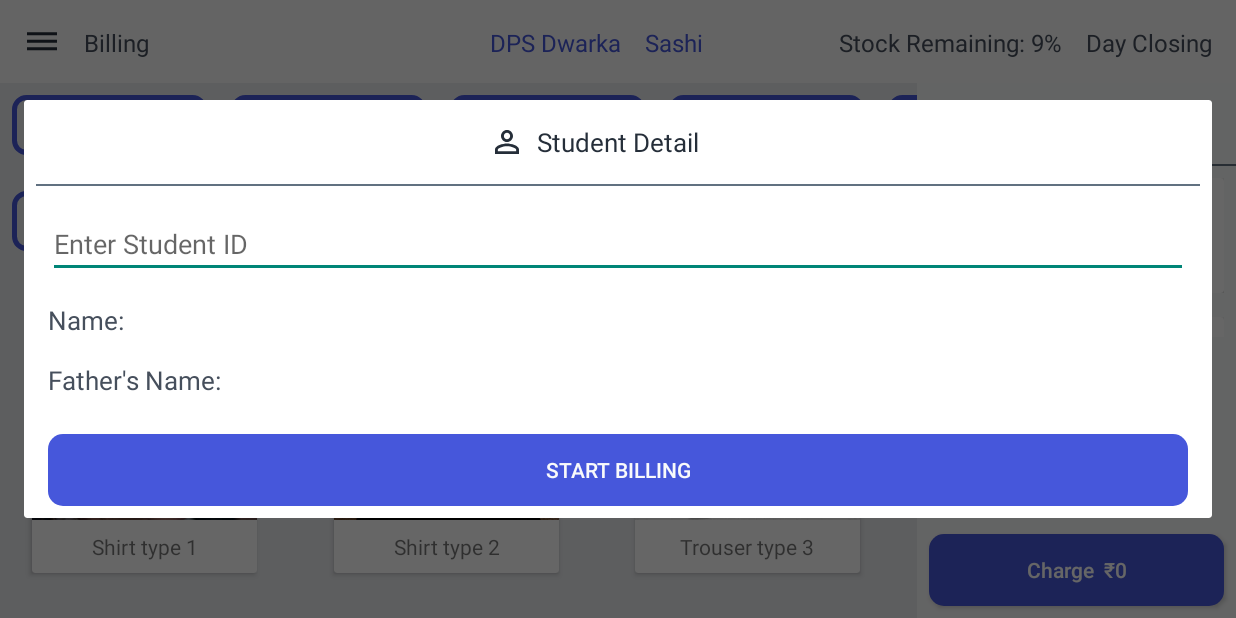
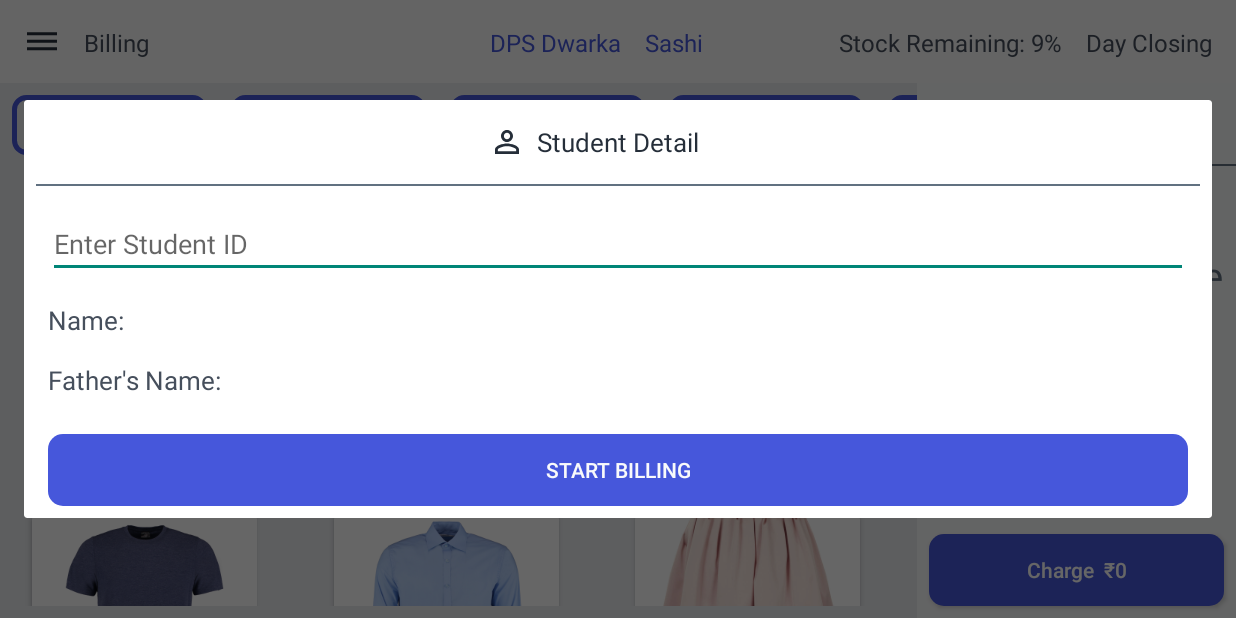
Before and after one commit to 101Loop/Uniform-POS, an Android app: the screen it shows after launch (PosActivity), in the side drawer, after a tap on "Billing", on a phone screen of 824 x 412 dp (held sideways). Run offline under Robolectric (Android 15) with nearby library versions, the phone set to English and light mode, and no system bars; our stand-ins replace Room's generated code; Roboto replaces fonts that are not available here.

Commit message:
Made POS Dynamic

```diff
--- a/app/build.gradle
+++ b/app/build.gradle
@@ -15,6 +15,10 @@
             minifyEnabled false
             proguardFiles getDefaultProguardFile('proguard-android-optimize.txt'), 'proguard-rules.pro'
         }
+    }
+    compileOptions {
+        sourceCompatibility = '1.8'
+        targetCompatibility = '1.8'
     }
 }
 
--- a/app/src/main/java/com/tapatuniforms/pos/MainActivity.java
+++ b/app/src/main/java/com/tapatuniforms/pos/MainActivity.java
@@ -6,6 +6,7 @@
 import androidx.appcompat.app.AppCompatActivity;
 
 import com.tapatuniforms.pos.activity.DayClosingActivity;
+import com.tapatuniforms.pos.activity.LoginActivity;
 import com.tapatuniforms.pos.activity.PosActivity;
 
 public class MainActivity extends AppCompatActivity {
@@ -15,7 +16,7 @@
         super.onCreate(savedInstanceState);
         setContentView(R.layout.activity_main);
 
-        startActivity(new Intent(this, PosActivity.class));
+        startActivity(new Intent(this, LoginActivity.class));
         finish();
     }
 }
--- a/app/src/main/java/com/tapatuniforms/pos/adapter/CartAdapter.java
+++ b/app/src/main/java/com/tapatuniforms/pos/adapter/CartAdapter.java
@@ -8,6 +8,7 @@
 import com.tapatuniforms.pos.R;
 import com.tapatuniforms.pos.model.CartItem;
 
+import java.text.DecimalFormat;
 import java.util.ArrayList;
 
 import androidx.annotation.NonNull;
@@ -18,10 +19,6 @@
 
     private ArrayList<CartItem> cartList;
     private CartItemListener listener;
-
-    public interface CartItemListener {
-        void onCartItemClicked(CartItem item);
-    }
 
     public CartAdapter(ArrayList<CartItem> cartList) {
         this.cartList = cartList;
@@ -39,17 +36,16 @@
     public void onBindViewHolder(@NonNull ViewHolder holder, int position) {
         final CartItem cartItem = cartList.get(position);
 
-        holder.itemCount.setText("" + cartItem.getQuantity());
+        DecimalFormat decimalFormatter = new DecimalFormat("₹#,##,###.##");
+
+        holder.itemCount.setText(String.valueOf(cartItem.getQuantity()));
         holder.itemName.setText(cartItem.getProduct().getName());
         holder.itemSize.setText(cartItem.getProduct().getSize());
-        holder.itemPrice.setText("₹" + cartItem.getProduct().getPrice());
+        holder.itemPrice.setText(decimalFormatter.format(cartItem.getProduct().getPrice()));
 
-        holder.rootView.setOnClickListener(new View.OnClickListener() {
-            @Override
-            public void onClick(View v) {
-                if (listener != null) {
-                    listener.onCartItemClicked(cartItem);
-                }
+        holder.rootView.setOnClickListener(v -> {
+            if (listener != null) {
+                listener.onCartItemClicked(cartItem);
             }
         });
     }
@@ -59,13 +55,32 @@
         return cartList.size();
     }
 
+    /**
+     * This method will notify data set changed and will update the view
+     * @param cartList ArrayList of CartItem
+     */
     public void loadNewData(ArrayList<CartItem> cartList) {
         this.cartList = cartList;
         notifyDataSetChanged();
     }
 
+    /**
+     * Sets the item click listener on CartItems
+     * @param listener CartItemListener
+     */
     public void setOnClickListener(CartItemListener listener) {
         this.listener = listener;
+    }
+
+    /**
+     * Interface for Item Click Listener
+     */
+    public interface CartItemListener {
+        /**
+         * Callback method for item click listener for a cart item
+         * @param item CartItem that was clicked
+         */
+        void onCartItemClicked(CartItem item);
     }
 
     class ViewHolder extends RecyclerView.ViewHolder {
--- a/app/src/main/java/com/tapatuniforms/pos/adapter/ProductAdapter.java
+++ b/app/src/main/java/com/tapatuniforms/pos/adapter/ProductAdapter.java
@@ -27,6 +27,8 @@
     private ArrayList<Product> productList;
     private Context context;
 
+    private ProductClickListener listener;
+
     public ProductAdapter(Context context, ArrayList<Product> productList) {
         this.context = context;
         this.productList = productList;
@@ -50,6 +52,12 @@
                 .load(product.getImage())
                 .centerCrop()
                 .into(holder.productImage);
+
+        holder.rootView.setOnClickListener((v) -> {
+            if (listener != null) {
+                listener.onProductClicked(product);
+            }
+        });
     }
 
     @Override
@@ -62,12 +70,33 @@
         notifyDataSetChanged();
     }
 
+    /**
+     * Method to set the Product Click listener
+     * @param listener ProductClickListener
+     */
+    public void setOnProductClickListener(ProductClickListener listener) {
+        this.listener = listener;
+    }
+
+    /**
+     * Callback interface for ProductClickListener
+     */
+    public interface ProductClickListener {
+        /**
+         * callback method for product click
+         * @param product Product that was clicked
+         */
+        void onProductClicked(Product product);
+    }
+
     public class ViewHolder extends RecyclerView.ViewHolder {
+        View rootView;
         ImageView productImage;
         TextView productName;
 
         public ViewHolder(@NonNull View itemView) {
             super(itemView);
+            rootView = itemView;
             productImage = itemView.findViewById(R.id.productImageView);
             productName = itemView.findViewById(R.id.productName);
         }
--- a/app/src/main/java/com/tapatuniforms/pos/fragment/POSFragment.java
+++ b/app/src/main/java/com/tapatuniforms/pos/fragment/POSFragment.java
@@ -19,11 +19,14 @@
 import com.tapatuniforms.pos.dialog.PaymentDialog;
 import com.tapatuniforms.pos.dialog.UserDetailDialog;
 import com.tapatuniforms.pos.helper.GridItemDecoration;
+import com.tapatuniforms.pos.helper.ViewHelper;
 import com.tapatuniforms.pos.model.CartItem;
 import com.tapatuniforms.pos.model.Category;
 import com.tapatuniforms.pos.model.Product;
 
+import java.text.DecimalFormat;
 import java.util.ArrayList;
+import java.util.Objects;
 
 import androidx.annotation.NonNull;
 import androidx.fragment.app.Fragment;
@@ -31,12 +34,12 @@
 import androidx.recyclerview.widget.LinearLayoutManager;
 import androidx.recyclerview.widget.RecyclerView;
 
-public class POSFragment extends Fragment implements View.OnClickListener, CategoryAdapter.CategoryClickListener {
+public class POSFragment extends Fragment implements CategoryAdapter.CategoryClickListener {
     private static final String TAG = "POSFragment";
 
-    private RecyclerView categoryRecycler, genderRecycler, productRecycler, cartRecyclerView;
+    private RecyclerView categoryRecycler, productRecycler, cartRecyclerView;
     private Button paymentButton;
-    private TextView subTotalView, discountView;
+    private TextView subTotalView, discountView, textNumberItems;
 
     private ArrayList<Category> categoryList;
     private ArrayList<Product> productList;
@@ -55,171 +58,103 @@
         View view = inflater.inflate(R.layout.fragment_product, container, false);
 
         initViews(view);
-
         showUserDialog();
 
         return view;
     }
 
+    /**
+     * This method will initialize Views and variables
+     * @param view inflated Root View
+     */
     private void initViews(View view) {
+        // Initialize Views
         emptyCartView = view.findViewById(R.id.emptyCartView);
         emptyCartIcon = view.findViewById(R.id.emptyCartIcon);
-        genderRecycler = view.findViewById(R.id.genderRecycler);
         categoryRecycler = view.findViewById(R.id.categoryRecycler);
         productRecycler = view.findViewById(R.id.productRecycler);
         cartRecyclerView = view.findViewById(R.id.cartRecyclerView);
+        paymentButton = view.findViewById(R.id.paymentButton);
+        subTotalView = view.findViewById(R.id.subTotalView);
+        textNumberItems = view.findViewById(R.id.textNumberItems);
 
-        emptyCartIcon.setOnClickListener(this);
+        // Initialize Variables
+        categoryList = getPlaceholderCategory();
+        categoryAdapter = new CategoryAdapter(categoryList);
+        productList = getProductList();
+        productAdapter = new ProductAdapter(getContext(), productList);
+        cartList = new ArrayList<>();
+        cartAdapter = new CartAdapter(cartList);
+
+        // Call setView()
+        setView();
+    }
+
+    /**
+     * This method will set data or initial value
+     */
+    private void setView() {
+        // Empty Cart Icon
+        emptyCartIcon.setOnClickListener((v) -> clearCartData());
+
         // Category Views
         categoryRecycler.setLayoutManager(new LinearLayoutManager(getContext(), LinearLayout.HORIZONTAL, false));
-        categoryList = getPlaceholderCategory();
-        categoryAdapter = new CategoryAdapter(categoryList);
         categoryAdapter.setOnCategorySelectedListener(this);
         categoryRecycler.setAdapter(categoryAdapter);
 
-        // product Views
+        // Product Views
         productRecycler.setLayoutManager(new GridLayoutManager(getContext(), 3));
         productRecycler.addItemDecoration(new GridItemDecoration(8, 8));
-        productList = getProductList();
-        productAdapter = new ProductAdapter(getContext(), productList);
         productRecycler.setAdapter(productAdapter);
+        productAdapter.setOnProductClickListener(new ProductItemListener());
 
-        // cart Views
+        // Cart Views
         cartRecyclerView.setLayoutManager(new LinearLayoutManager(getContext()));
-        cartList = getCartList();
-        cartAdapter = new CartAdapter(cartList);
         cartRecyclerView.setAdapter(cartAdapter);
-        cartAdapter.setOnClickListener(new CartAdapter.CartItemListener() {
-            @Override
-            public void onCartItemClicked(CartItem item) {
-                final CartItemDialog dialog = new CartItemDialog(getContext(), item);
-                dialog.setCanceledOnTouchOutside(false);
-                dialog.show();
+        cartAdapter.setOnClickListener(new CartItemsListener());
 
-                dialog.setOnButtonClickListener(new CartItemDialog.CartItemDialogListener() {
-                    @Override
-                    public void onDoneButtonClicked() {
-                        cartAdapter.notifyDataSetChanged();
-                        dialog.dismiss();
-                    }
-
-                    @Override
-                    public void onRemoveButtonClicked(CartItem item) {
-                        cartList.remove(item);
-                        cartAdapter.loadNewData(cartList);
-
-                        if (cartList.size() < 1) {
-                            emptyCartView.setVisibility(View.VISIBLE);
-                        }
-
-                        dialog.dismiss();
-                    }
-                });
-            }
-        });
-
-        paymentButton = view.findViewById(R.id.paymentButton);
-        paymentButton.setOnClickListener(new View.OnClickListener() {
-            @Override
-            public void onClick(View v) {
-                final PaymentDialog dialog = new PaymentDialog(getContext());
-                dialog.show();
-                dialog.setOnOrderCompleteListener(new PaymentDialog.OrderCompleteListener() {
-                    @Override
-                    public void onOrderCompleted() {
-                        dialog.dismiss();
-                        showUserDialog();
-                    }
-                });
-                dialog.getWindow().clearFlags(WindowManager.LayoutParams.FLAG_NOT_FOCUSABLE  | WindowManager.LayoutParams.FLAG_ALT_FOCUSABLE_IM);
-                dialog.getWindow().setSoftInputMode(WindowManager.LayoutParams.SOFT_INPUT_STATE_VISIBLE);
-            }
-        });
-
-        genderRecycler.setLayoutManager(new LinearLayoutManager(getContext(), LinearLayout.HORIZONTAL, false));
-        CategoryAdapter genderAdapter = new CategoryAdapter(getPlaceholderFilter());
-        genderAdapter.setOnCategorySelectedListener(new CategoryAdapter.CategoryClickListener() {
-            @Override
-            public void onCategorySelected(String category) {
-                if (category.equals("All")) {
-                    return;
-                }
-                ArrayList<Product> tempList = productList;
-                productList.clear();
-
-                for (Product item: tempList) {
-                    if (item.getGender().equals(category)) {
-                        productList.add(item);
-                    }
-                }
-                productAdapter.loadNewData(productList);
-            }
-        });
-        genderRecycler.setAdapter(genderAdapter);
+        // Payment Button
+        paymentButton.setOnClickListener((v) -> onPaymentButtonClicked());
     }
 
     private ArrayList<Category> getPlaceholderCategory() {
         ArrayList<Category> list = new ArrayList<>();
 
         list.add(new Category(1, "All Category"));
-        list.add(new Category(1, "Trouser"));
-        list.add(new Category(1, "Shirt"));
-        list.add(new Category(1, "T-Shirt"));
-        list.add(new Category(1, "Skirt"));
-        list.add(new Category(1, "Accessories"));
+        list.add(new Category(2, "Trouser"));
+        list.add(new Category(3, "Shirt"));
+        list.add(new Category(4, "T-Shirt"));
+        list.add(new Category(5, "Skirt"));
+        list.add(new Category(6, "Accessories"));
 
-        emptyCartView.setVisibility(View.INVISIBLE);
-        return list;
-    }
-
-    private ArrayList<Category> getPlaceholderFilter() {
-        ArrayList<Category> list = new ArrayList<>();
-
-        list.add(new Category(1, "All"));
-        list.add(new Category(1, "Male"));
-        list.add(new Category(1, "Female"));
-
-        emptyCartView.setVisibility(View.INVISIBLE);
         return list;
     }
 
     private ArrayList<Product> getProductList() {
         ArrayList<Product> list = new ArrayList<>();
 
-        list.add(new Product(1, "Shirt type 1",  R.drawable.model4, "Shirt", "Male", "Medium", 443.23));
-        list.add(new Product(1, "Shirt type 2", R.drawable.model2, "Shirt", "Male","Small", 543.23));
-        list.add(new Product(1, "Trouser type 3", R.drawable.model3, "Trouser", "Female","Medium", 743.23));
-        list.add(new Product(1, "T-Shirt type 4", R.drawable.model2, "T-Shirt", "Female","Large", 253.23));
-        list.add(new Product(1, "Shirt type 5", R.drawable.model4,  "Shirt","Male","Medium", 543.23));
-        list.add(new Product(1, "Skirt type 6", R.drawable.model2,  "Skirt", "Female","Large", 253.23));
-        list.add(new Product(1, "Shirt type 7", R.drawable.model4, "Shirt", "Male","Medium", 543.23));
-        list.add(new Product(1, "Shirt type 8", R.drawable.model2, "Shirt", "Male","Small", 436.23));
-        list.add(new Product(1, "Trouser type 9", R.drawable.model3, "Trouser", "Male","Medium", 843.23));
-        list.add(new Product(1, "Shirt type 10", R.drawable.model2, "Accessories", "Male","Small", 643.23));
-        list.add(new Product(1, "Shirt type 11", R.drawable.model4, "Shirt", "Male","Medium", 243.23));
-        list.add(new Product(1, "Skirt type 12", R.drawable.model2, "Skirt", "Female","Large", 234.23));
+        list.add(new Product(1, "Shirt type 1",  R.drawable.shirt, "Shirt", "Male", "Medium", 443.23));
+        list.add(new Product(2, "Shirt type 2", R.drawable.shirt, "Shirt", "Male","Small", 543.23));
+        list.add(new Product(3, "Trouser type 3", R.drawable.trouser, "Trouser", "Female","Medium", 743.23));
+        list.add(new Product(4, "T-Shirt type 4", R.drawable.t_shirt, "T-Shirt", "Female","Large", 253.23));
+        list.add(new Product(5, "Shirt type 5", R.drawable.shirt,  "Shirt","Male","Medium", 543.23));
+        list.add(new Product(6, "Skirt type 6", R.drawable.skirt,  "Skirt", "Female","Large", 253.23));
+        list.add(new Product(7, "Shirt type 7", R.drawable.shirt, "Shirt", "Male","Medium", 543.23));
+        list.add(new Product(8, "Shirt type 8", R.drawable.shirt, "Shirt", "Male","Small", 436.23));
+        list.add(new Product(9, "Trouser type 9", R.drawable.trouser, "Trouser", "Male","Medium", 843.23));
+        list.add(new Product(10, "Shirt type 10", R.drawable.belt, "Accessories", "Male","Small", 643.23));
+        list.add(new Product(11, "Shirt type 11", R.drawable.shirt, "Shirt", "Male","Medium", 243.23));
+        list.add(new Product(12, "Skirt type 12", R.drawable.skirt, "Skirt", "Female","Large", 234.23));
 
         return list;
     }
 
-    private ArrayList<CartItem> getCartList() {
-        ArrayList<CartItem> list = new ArrayList<>();
-
-        ArrayList<Product> productList = getProductList();
-        for (int i = 0; i < 8; i++) {
-            Product product = productList.get(i);
-            list.add(new CartItem(i, i+1, product));
-        }
-
-        return list;
-    }
-
-    @Override
-    public void onClick(View v) {
-        // Set to emptyCartIcon click listener
+    private void clearCartData() {
+        // DeleteAll Clicked clear cart data
         cartList.clear();
         cartAdapter.loadNewData(cartList);
-        emptyCartView.setVisibility(View.VISIBLE);
+        ViewHelper.showView(emptyCartView);
+        updatePriceView();
     }
 
     @Override
@@ -227,12 +162,12 @@
         filterByCategory(category);
     }
 
-
     private void showUserDialog() {
         UserDetailDialog dialog = new UserDetailDialog(getContext());
         dialog.setCanceledOnTouchOutside(false);
         dialog.show();
-        dialog.getWindow().clearFlags(WindowManager.LayoutParams.FLAG_NOT_FOCUSABLE  | WindowManager.LayoutParams.FLAG_ALT_FOCUSABLE_IM);
+        Objects.requireNonNull(dialog.getWindow()).clearFlags(WindowManager.
+                LayoutParams.FLAG_NOT_FOCUSABLE  | WindowManager.LayoutParams.FLAG_ALT_FOCUSABLE_IM);
         dialog.getWindow().setSoftInputMode(WindowManager.LayoutParams.SOFT_INPUT_STATE_VISIBLE);
     }
 
@@ -252,4 +187,92 @@
 
         productAdapter.notifyDataSetChanged();
     }
+
+    private void onPaymentButtonClicked() {
+        final PaymentDialog dialog = new PaymentDialog(getContext());
+        dialog.show();
+        dialog.setOnOrderCompleteListener(() -> {
+            dialog.dismiss();
+            showUserDialog();
+        });
+        Objects.requireNonNull(dialog.getWindow()).clearFlags(WindowManager.
+                LayoutParams.FLAG_NOT_FOCUSABLE  | WindowManager.LayoutParams.FLAG_ALT_FOCUSABLE_IM);
+        dialog.getWindow().setSoftInputMode(WindowManager.LayoutParams.SOFT_INPUT_STATE_VISIBLE);
+    }
+
+    private void updatePriceView() {
+        double subTotal = 0;
+        int cartQuantity = 0;
+
+        DecimalFormat decimalFormatter = new DecimalFormat("₹#,##,###.##");
+
+        for (CartItem cartItem : cartList) {
+            cartQuantity += cartItem.getQuantity();
+            subTotal += cartItem.getQuantity() * cartItem.getProduct().getPrice();
+        }
+
+        subTotalView.setText(decimalFormatter.format(subTotal));
+        textNumberItems.setText("(" + cartQuantity + " items)");
+        paymentButton.setText(decimalFormatter.format(subTotal));
+    }
+
+    /**
+     * This class extends the ProductClickListener interface and will handle the item click inside
+     * the productRecycler.
+     */
+    class ProductItemListener implements ProductAdapter.ProductClickListener {
+        @Override
+        public void onProductClicked(Product product) {
+            ViewHelper.hideView(emptyCartView);
+
+            for (CartItem cartItem: cartList) {
+                if (cartItem.getId() == product.getId()) {
+                    cartItem.setQuantity(cartItem.getQuantity() + 1);
+                    cartAdapter.notifyDataSetChanged();
+                    updatePriceView();
+                    return;
+                }
+            }
+
+            cartList.add(new CartItem(product.getId(), 1, product));
+            cartAdapter.notifyDataSetChanged();
+            updatePriceView();
+        }
+    }
+
+    /**
+     * This class extends the CartItemListener interface and will handle the item click inside
+     * the cart.
+     */
+    class CartItemsListener implements CartAdapter.CartItemListener {
+
+        @Override
+        public void onCartItemClicked(CartItem item) {
+            final CartItemDialog dialog = new CartItemDialog(getContext(), item);
+            dialog.setCanceledOnTouchOutside(false);
+            dialog.show();
+
+            dialog.setOnButtonClickListener(new CartItemDialog.CartItemDialogListener() {
+                @Override
+                public void onDoneButtonClicked() {
+                    cartAdapter.notifyDataSetChanged();
+                    updatePriceView();
+                    dialog.dismiss();
+                }
+
+                @Override
+                public void onRemoveButtonClicked(CartItem item) {
+                    cartList.remove(item);
+                    cartAdapter.loadNewData(cartList);
+
+                    if (cartList.size() < 1) {
+                        emptyCartView.setVisibility(View.VISIBLE);
+                    }
+
+                    updatePriceView();
+                    dialog.dismiss();
+                }
+            });
+        }
+    }
 }
--- a/app/src/main/res/layout/cart_layout.xml
+++ b/app/src/main/res/layout/cart_layout.xml
@@ -91,11 +91,11 @@
         app:layout_constraintStart_toStartOf="parent" />
 
     <TextView
-        android:id="@+id/textView4"
+        android:id="@+id/textNumberItems"
         android:layout_width="wrap_content"
         android:layout_height="wrap_content"
         android:layout_marginStart="8dp"
-        android:text="(4 items)"
+        android:text="(0 items)"
         android:textColor="@color/black3"
         android:textSize="15sp"
         app:layout_constraintBaseline_toBaselineOf="@+id/textView"
@@ -108,7 +108,7 @@
         android:layout_height="wrap_content"
         android:layout_marginEnd="16dp"
         android:fontFamily="@font/roboto_medium"
-        android:text="₹200.50"
+        android:text="₹0"
         android:textColor="@color/black2"
         app:layout_constraintBaseline_toBaselineOf="@+id/textView"
         app:layout_constraintEnd_toEndOf="parent"
@@ -131,7 +131,7 @@
         android:layout_width="wrap_content"
         android:layout_height="wrap_content"
         android:fontFamily="@font/roboto_medium"
-        android:text="₹29.50"
+        android:text="₹0"
         android:textColor="@color/black2"
         app:layout_constraintBaseline_toBaselineOf="@+id/textView2"
         app:layout_constraintEnd_toEndOf="@+id/subTotalView" />
@@ -153,7 +153,7 @@
         android:layout_width="wrap_content"
         android:layout_height="wrap_content"
         android:fontFamily="@font/roboto_medium"
-        android:text="₹29.50"
+        android:text="₹0"
         android:textColor="@color/colorPrimary"
         app:layout_constraintBaseline_toBaselineOf="@+id/textView3"
         app:layout_constraintEnd_toEndOf="@+id/taxView" />
--- a/app/src/main/res/layout/fragment_product.xml
+++ b/app/src/main/res/layout/fragment_product.xml
@@ -19,18 +19,6 @@
         tools:listitem="@layout/category_item_layout" />
 
     <androidx.recyclerview.widget.RecyclerView
-        android:id="@+id/genderRecycler"
-        android:layout_width="0dp"
-        android:layout_height="56dp"
-        android:layout_marginTop="8dp"
-        android:orientation="horizontal"
-        app:layout_constraintEnd_toEndOf="@+id/productRecycler"
-        app:layout_constraintStart_toStartOf="parent"
-        app:layout_constraintTop_toBottomOf="@+id/categoryRecycler"
-        app:spanCount="1"
-        tools:listitem="@layout/category_item_layout" />
-
-    <androidx.recyclerview.widget.RecyclerView
         android:id="@+id/productRecycler"
         android:layout_width="603dp"
         android:layout_height="0dp"
@@ -40,7 +28,7 @@
         app:layoutManager="androidx.recyclerview.widget.GridLayoutManager"
         app:layout_constraintBottom_toBottomOf="parent"
         app:layout_constraintStart_toStartOf="parent"
-        app:layout_constraintTop_toBottomOf="@+id/genderRecycler"
+        app:layout_constraintTop_toBottomOf="@+id/categoryRecycler"
         app:spanCount="4"
         tools:listitem="@layout/item_layout" />
 
--- a/app/src/main/res/layout/item_layout.xml
+++ b/app/src/main/res/layout/item_layout.xml
@@ -19,7 +19,7 @@
                 android:layout_width="match_parent"
                 android:layout_height="150dp"
                 android:scaleType="fitCenter"
-                android:src="@drawable/model2" />
+                android:src="@drawable/shirt" />
 
             <TextView
                 android:id="@+id/productName"
--- a/app/src/main/res/layout/suborder_item_layout.xml
+++ b/app/src/main/res/layout/suborder_item_layout.xml
@@ -17,7 +17,7 @@
                 android:layout_width="0dp"
                 android:layout_height="50dp"
                 android:layout_weight="1"
-                android:src="@drawable/model2" />
+                android:src="@drawable/shirt" />
 
             <LinearLayout
                 android:layout_width="wrap_content"
```
Also changed, not shown: app/src/main/java/com/tapatuniforms/pos/helper/ViewHelper.java (added, +21 -0 lines), app/src/main/res/drawable-xhdpi/model2.jpg (deleted), app/src/main/res/drawable-xhdpi/model3.jpg (deleted), app/src/main/res/drawable-xhdpi/model4.jpg (deleted), app/src/main/res/drawable/belt.jpeg (added), app/src/main/res/drawable/shirt.jpg (added), app/src/main/res/drawable/skirt.jpeg (added), app/src/main/res/drawable/t_shirt.jpg (added), app/src/main/res/drawable/trouser.jpg (added).
